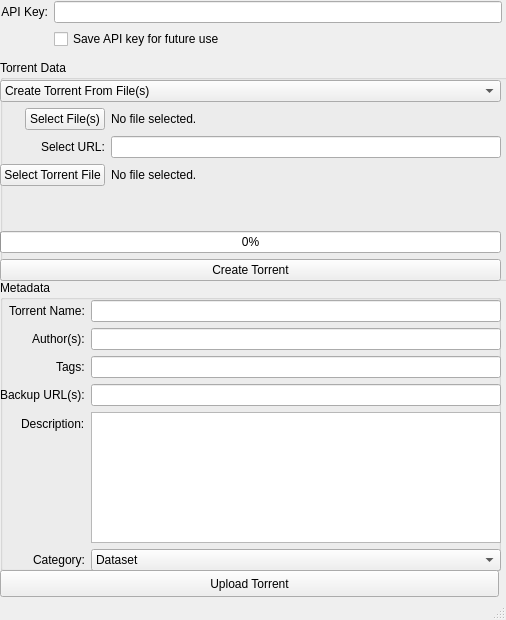
Before: the Qt Designer form at_uploader.ui in academictorrents/academictorrents_uploader, drawn with Qt 5.
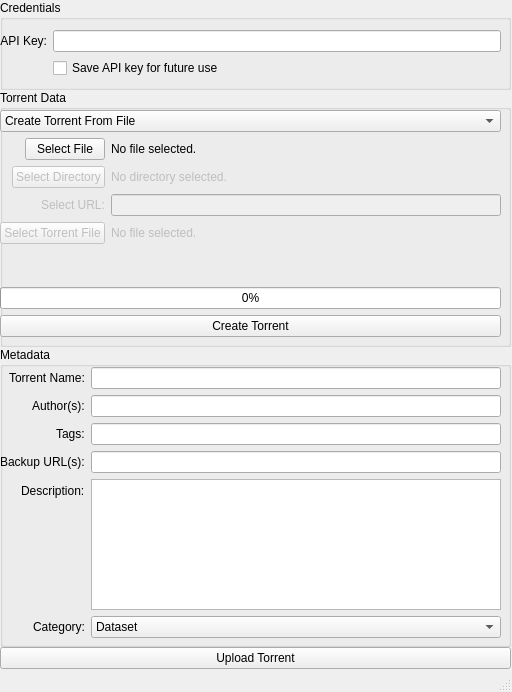
After: the same form once the commit is applied.

Commit message: Working GUI for academic torrents uploader

What changed in the file:
```diff
--- a/at_uploader.ui
+++ b/at_uploader.ui
@@ -6,8 +6,8 @@
    <rect>
     <x>0</x>
     <y>0</y>
-    <width>506</width>
-    <height>620</height>
+    <width>512</width>
+    <height>692</height>
    </rect>
   </property>
   <property name="acceptDrops">
@@ -17,11 +17,47 @@
    <string>Academic Torrents Uploader</string>
   </property>
   <widget class="QWidget" name="centralwidget">
+   <widget class="QWidget" name="verticalLayoutWidget_3">
+    <property name="geometry">
+     <rect>
+      <x>0</x>
+      <y>0</y>
+      <width>511</width>
+      <height>669</height>
+     </rect>
+    </property>
+    <layout class="QVBoxLayout" name="mainColumn">
+     <property name="spacing">
+      <number>0</number>
+     </property>
+     <property name="sizeConstraint">
+      <enum>QLayout::SetNoConstraint</enum>
+     </property>
+     <item>
+      <widget class="QGroupBox" name="credentialsGroup">
+       <property name="sizePolicy">
+        <sizepolicy hsizetype="Preferred" vsizetype="Fixed">
+         <horstretch>0</horstretch>
+         <verstretch>0</verstretch>
+        </sizepolicy>
+       </property>
+       <property name="minimumSize">
+        <size>
+         <width>0</width>
+         <height>90</height>
+        </size>
+       </property>
+       <property name="title">
+        <string>Credentials</string>
+       </property>
+       <property name="flat">
+        <bool>false</bool>
+       </property>
    <widget class="QWidget" name="formLayoutWidget">
     <property name="geometry">
      <rect>
-      <x>1</x>
-      <y>1</y>
+          <x>0</x>
+          <y>30</y>
       <width>501</width>
       <height>57</height>
      </rect>
@@ -30,6 +66,16 @@
      <property name="fieldGrowthPolicy">
       <enum>QFormLayout::AllNonFixedFieldsGrow</enum>
      </property>
+         <item row="0" column="1">
+          <widget class="QLineEdit" name="apikey_field"/>
+         </item>
+         <item row="1" column="1">
+          <widget class="QCheckBox" name="apikey_save_field">
+           <property name="text">
+            <string>Save API key for future use</string>
+           </property>
+          </widget>
+         </item>
      <item row="0" column="0">
       <widget class="QLabel" name="apikey_label">
        <property name="text">
@@ -43,26 +89,23 @@
        </property>
       </widget>
      </item>
-     <item row="0" column="1">
-      <widget class="QLineEdit" name="apikey_field"/>
-     </item>
-     <item row="1" column="1">
-      <widget class="QCheckBox" name="apikey_save_field">
-       <property name="text">
-        <string>Save API key for future use</string>
-       </property>
-      </widget>
-     </item>
-    </layout>
-   </widget>
-   <widget class="QGroupBox" name="groupBox">
-    <property name="geometry">
-     <rect>
-      <x>0</x>
-      <y>60</y>
-      <width>529</width>
-      <height>221</height>
-     </rect>
+        </layout>
+       </widget>
+      </widget>
+     </item>
+     <item>
+      <widget class="QGroupBox" name="dataGroup">
+       <property name="sizePolicy">
+        <sizepolicy hsizetype="Preferred" vsizetype="Minimum">
+         <horstretch>0</horstretch>
+         <verstretch>0</verstretch>
+        </sizepolicy>
+       </property>
+       <property name="minimumSize">
+        <size>
+         <width>0</width>
+         <height>250</height>
+        </size>
     </property>
     <property name="title">
      <string>Torrent Data</string>
@@ -73,20 +116,28 @@
        <x>0</x>
        <y>20</y>
        <width>501</width>
-       <height>201</height>
+          <height>227</height>
       </rect>
      </property>
      <layout class="QVBoxLayout" name="verticalLayout">
+         <property name="sizeConstraint">
+          <enum>QLayout::SetNoConstraint</enum>
+         </property>
       <item>
        <widget class="QComboBox" name="data_source_field">
         <item>
          <property name="text">
-          <string>Create Torrent From File(s)</string>
+             <string>Create Torrent From File</string>
          </property>
         </item>
         <item>
          <property name="text">
-          <string>Create Torrent from URL</string>
+             <string>Create Torrent From Directory</string>
+            </property>
+           </item>
+           <item>
+            <property name="text">
+             <string>Create Torrent From URL</string>
          </property>
         </item>
         <item>
@@ -97,7 +148,7 @@
        </widget>
       </item>
       <item>
-       <layout class="QFormLayout" name="formLayout_2">
+          <layout class="QFormLayout" name="data_selection_container">
         <property name="fieldGrowthPolicy">
          <enum>QFormLayout::AllNonFixedFieldsGrow</enum>
         </property>
@@ -107,19 +158,22 @@
         <item row="0" column="0">
          <widget class="QPushButton" name="select_file_button">
           <property name="text">
-           <string>Select File(s)</string>
+              <string>Select File</string>
           </property>
          </widget>
         </item>
         <item row="0" column="1">
-         <widget class="QLabel" name="label">
+            <widget class="QLabel" name="file_label">
           <property name="text">
            <string>No file selected.</string>
           </property>
          </widget>
         </item>
-        <item row="1" column="0">
+           <item row="2" column="0">
          <widget class="QLabel" name="select_url_label">
+             <property name="enabled">
+              <bool>false</bool>
+             </property>
           <property name="text">
            <string>Select URL:</string>
           </property>
@@ -128,23 +182,53 @@
           </property>
          </widget>
         </item>
-        <item row="1" column="1">
-         <widget class="QLineEdit" name="select_url_field"/>
-        </item>
-        <item row="2" column="0">
+           <item row="2" column="1">
+            <widget class="QLineEdit" name="select_url_field">
+             <property name="enabled">
+              <bool>false</bool>
+             </property>
+            </widget>
+           </item>
+           <item row="3" column="0">
          <widget class="QPushButton" name="select_torrent_button">
+             <property name="enabled">
+              <bool>false</bool>
+             </property>
           <property name="text">
            <string>Select Torrent File</string>
           </property>
          </widget>
         </item>
-        <item row="2" column="1">
-         <widget class="QLabel" name="label_2">
+           <item row="3" column="1">
+            <widget class="QLabel" name="torrent_label">
+             <property name="enabled">
+              <bool>false</bool>
+             </property>
           <property name="text">
            <string>No file selected.</string>
           </property>
          </widget>
         </item>
+           <item row="1" column="0">
+            <widget class="QPushButton" name="select_directory_button">
+             <property name="enabled">
+              <bool>false</bool>
+             </property>
+             <property name="text">
+              <string>Select Directory</string>
+             </property>
+            </widget>
+           </item>
+           <item row="1" column="1">
+            <widget class="QLabel" name="directory_label">
+             <property name="enabled">
+              <bool>false</bool>
+             </property>
+             <property name="text">
+              <string>No directory selected.</string>
+             </property>
+            </widget>
+           </item>
        </layout>
       </item>
       <item>
@@ -164,14 +248,20 @@
      </layout>
     </widget>
    </widget>
-   <widget class="QGroupBox" name="groupBox_2">
-    <property name="geometry">
-     <rect>
-      <x>0</x>
-      <y>280</y>
-      <width>501</width>
-      <height>291</height>
-     </rect>
+     </item>
+     <item>
+      <widget class="QGroupBox" name="metadataGroup">
+       <property name="sizePolicy">
+        <sizepolicy hsizetype="Preferred" vsizetype="Minimum">
+         <horstretch>0</horstretch>
+         <verstretch>0</verstretch>
+        </sizepolicy>
+       </property>
+       <property name="minimumSize">
+        <size>
+         <width>0</width>
+         <height>300</height>
+        </size>
     </property>
     <property name="title">
      <string>Metadata</string>
@@ -284,19 +374,18 @@
       </item>
      </layout>
     </widget>
-   </widget>
+       <zorder>verticalLayoutWidget_2</zorder>
+       <zorder>dataGroup</zorder>
+      </widget>
+     </item>
+     <item>
    <widget class="QPushButton" name="upload_button">
-    <property name="geometry">
-     <rect>
-      <x>0</x>
-      <y>570</y>
-      <width>499</width>
-      <height>27</height>
-     </rect>
-    </property>
     <property name="text">
      <string>Upload Torrent</string>
     </property>
+      </widget>
+     </item>
+    </layout>
    </widget>
   </widget>
   <widget class="QStatusBar" name="statusbar"/>
```
Lines whose indentation alone changed are shown as unchanged. The commit also changes 2 other files.
